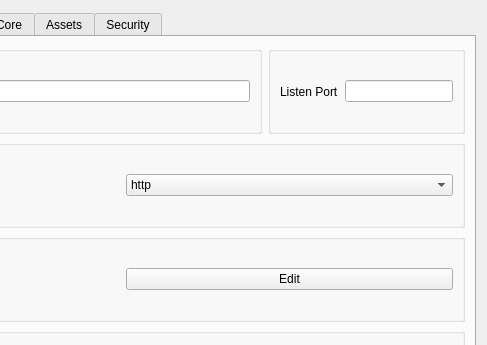
First picture: the form in include/ui/setting/dialog_basic_settings.ui, repository shengmo0210/Throne, before the edit; both pictures show x 241 to 728 and y 0 to 345 of the 728 by 472 pixel window.
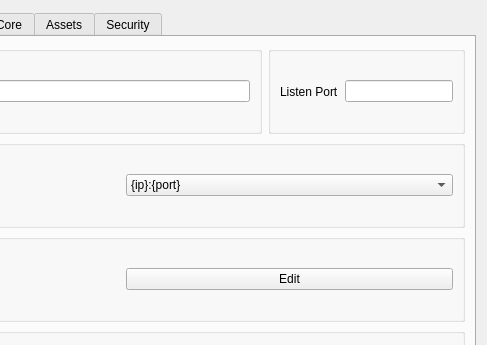
Second picture: the form after the edit. Custom widgets are drawn as their Qt base class.

Commit message: add new windows proxy format

```diff
--- a/include/ui/setting/dialog_basic_settings.ui
+++ b/include/ui/setting/dialog_basic_settings.ui
@@ -111,7 +111,7 @@
            <widget class="QComboBox" name="proxy_scheme">
             <item>
              <property name="text">
-              <string>http</string>
+              <string>{ip}:{port}</string>
              </property>
             </item>
             <item>
```
Left out of the diff: 7 changed lines with no effect on the pictures. The commit also changes 3 other files.
